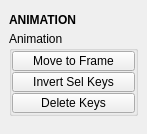
First picture: the form in tentacle/ui/animation.ui, repository m3trik/tentacle, before the edit.
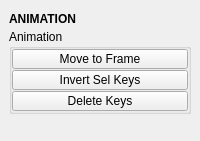
Second picture: the form after the edit. Custom widgets are drawn as their Qt base class.

The edit to the form file:
```diff
--- a/tentacle/ui/animation.ui
+++ b/tentacle/ui/animation.ui
@@ -9,22 +9,10 @@
    <rect>
     <x>0</x>
     <y>0</y>
-    <width>147</width>
-    <height>134</height>
+    <width>200</width>
+    <height>141</height>
    </rect>
   </property>
-  <property name="minimumSize">
-   <size>
-    <width>0</width>
-    <height>0</height>
-   </size>
-  </property>
-  <property name="maximumSize">
-   <size>
-    <width>999</width>
-    <height>999</height>
-   </size>
-  </property>
   <property name="tabShape">
    <enum>QTabWidget::Triangular</enum>
   </property>
@@ -35,6 +23,12 @@
    <set>QMainWindow::AllowNestedDocks|QMainWindow::AllowTabbedDocks|QMainWindow::AnimatedDocks|QMainWindow::ForceTabbedDocks</set>
   </property>
   <widget class="QWidget" name="central_widget">
+   <property name="minimumSize">
+    <size>
+     <width>200</width>
+     <height>0</height>
+    </size>
+   </property>
    <layout class="QVBoxLayout" name="verticalLayout_2">
     <item>
      <layout class="QVBoxLayout" name="verticalLayout">
@@ -42,17 +36,11 @@
        <number>0</number>
       </property>
       <item>
-       <widget class="DraggableHeader" name="draggableHeader">
+       <widget class="Header" name="header">
         <property name="minimumSize">
          <size>
           <width>0</width>
-          <height>22</height>
-         </size>
-        </property>
-        <property name="maximumSize">
-         <size>
-          <width>125</width>
-          <height>22</height>
+          <height>20</height>
          </size>
         </property>
         <property name="font">
@@ -68,18 +56,6 @@
       </item>
       <item>
        <widget class="QGroupBox" name="face">
-        <property name="minimumSize">
-         <size>
-          <width>125</width>
-          <height>0</height>
-         </size>
-        </property>
-        <property name="maximumSize">
-         <size>
-          <width>999</width>
-          <height>999</height>
-         </size>
-        </property>
         <property name="baseSize">
          <size>
           <width>0</width>
@@ -115,7 +91,7 @@
            </property>
            <property name="maximumSize">
             <size>
-             <width>999</width>
+             <width>16777215</width>
              <height>20</height>
             </size>
            </property>
@@ -140,7 +116,7 @@
            </property>
            <property name="maximumSize">
             <size>
-             <width>999</width>
+             <width>16777215</width>
              <height>20</height>
             </size>
            </property>
@@ -168,7 +144,7 @@
            </property>
            <property name="maximumSize">
             <size>
-             <width>999</width>
+             <width>16777215</width>
              <height>20</height>
             </size>
            </property>
@@ -208,16 +184,16 @@
   </widget>
  </widget>
  <customwidgets>
+  <customwidget>
+   <class>Header</class>
+   <extends>QLabel</extends>
+   <header>uitk.widgets.header.Header.h</header>
+  </customwidget>
   <customwidget>
    <class>PushButton</class>
    <extends>QPushButton</extends>
    <header>widgets.pushbutton.h</header>
   </customwidget>
-  <customwidget>
-   <class>DraggableHeader</class>
-   <extends>QLabel</extends>
-   <header>draggableHeader.h</header>
-  </customwidget>
  </customwidgets>
  <resources/>
  <connections/>
```
